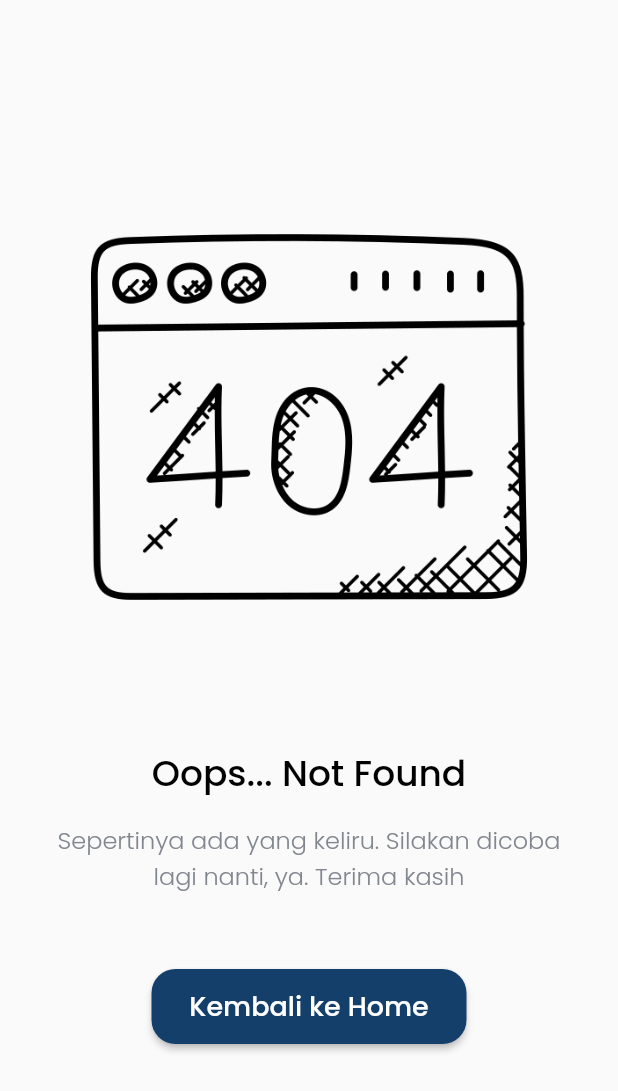
After one commit to cahyaind/etiket, a Flutter app: the ErrorPage screen opened directly, on a phone screen of 412 x 824 dp. The commit adds this screen. Shown: the top 1091 px of the screen. Run offline on Flutter 3.47's test engine with Material 2 defaults, Android fonts, the phone set to English and light mode, and no system bars; our stand-ins replace google_fonts.

Commit message:
404 not found

```diff
--- a/lib/pages/detail_page.dart
+++ b/lib/pages/detail_page.dart
@@ -2,17 +2,24 @@ import 'package:etiket/widgets/detail_card.dart';
 import 'package:flutter/material.dart';
 import 'package:url_launcher/url_launcher.dart';
 import '../theme.dart';
+import 'error_page.dart';
 
 class DetailPage extends StatelessWidget {
   DetailPage({Key? key}) : super(key: key);
   @override
   Widget build(BuildContext context) {
-    const url = 'https://goo.gl/maps/m73uSA6WfyKTpUub8';
+    const url = 'qufywn7q83';
+    // const url = 'https://goo.gl/maps/m73uSA6WfyKTpUub8';
     _launchUrl(String url) async {
       if (await canLaunch(url)) {
         await launch(url);
       } else {
-        throw 'Oops $url';
+        Navigator.push(
+          context,
+          MaterialPageRoute(
+            builder: (context) => ErrorPage(),
+          ),
+        );
       }
     }
 
--- /dev/null
+++ b/lib/pages/error_page.dart
@@ -0,0 +1,68 @@
+import 'package:etiket/pages/home_page.dart';
+import 'package:etiket/theme.dart';
+import 'package:flutter/material.dart';
+
+class ErrorPage extends StatelessWidget {
+  const ErrorPage({Key? key}) : super(key: key);
+
+  @override
+  Widget build(BuildContext context) {
+    return Scaffold(
+      body: SafeArea(
+        bottom: false,
+        child: Center(
+          child: Column(
+            mainAxisAlignment: MainAxisAlignment.center,
+            children: [
+              Image.asset(
+                'assets/images/error.png',
+                width: 300,
+              ),
+              const SizedBox(height: 70),
+              Text(
+                'Oops... Not Found',
+                style: blackTextStyle.copyWith(
+                  fontSize: 24,
+                ),
+              ),
+              const SizedBox(height: 14),
+              Text(
+                'Sepertinya ada yang keliru. Silakan dicoba\nlagi nanti, ya. Terima kasih',
+                style: greyTextStyle.copyWith(
+                  fontSize: 16,
+                ),
+                textAlign: TextAlign.center,
+              ),
+              const SizedBox(height: 50),
+              Container(
+                width: 210,
+                height: 50,
+                child: ElevatedButton(
+                  onPressed: () {
+                    Navigator.pushAndRemoveUntil(
+                        context,
+                        MaterialPageRoute(
+                          builder: (context) => Homepage(),
+                        ),
+                        (route) => false);
+                  },
+                  style: ElevatedButton.styleFrom(
+                      primary: blueColor,
+                      onPrimary: whiteColor,
+                      shape: RoundedRectangleBorder(
+                          borderRadius: BorderRadius.circular(16))),
+                  child: Text(
+                    'Kembali ke Home',
+                    style: whiteTextStyle.copyWith(
+                      fontSize: 18,
+                    ),
+                  ),
+                ),
+              ),
+            ],
+          ),
+        ),
+      ),
+    );
+  }
+}
```
Also changed, not shown: 1 other file.
